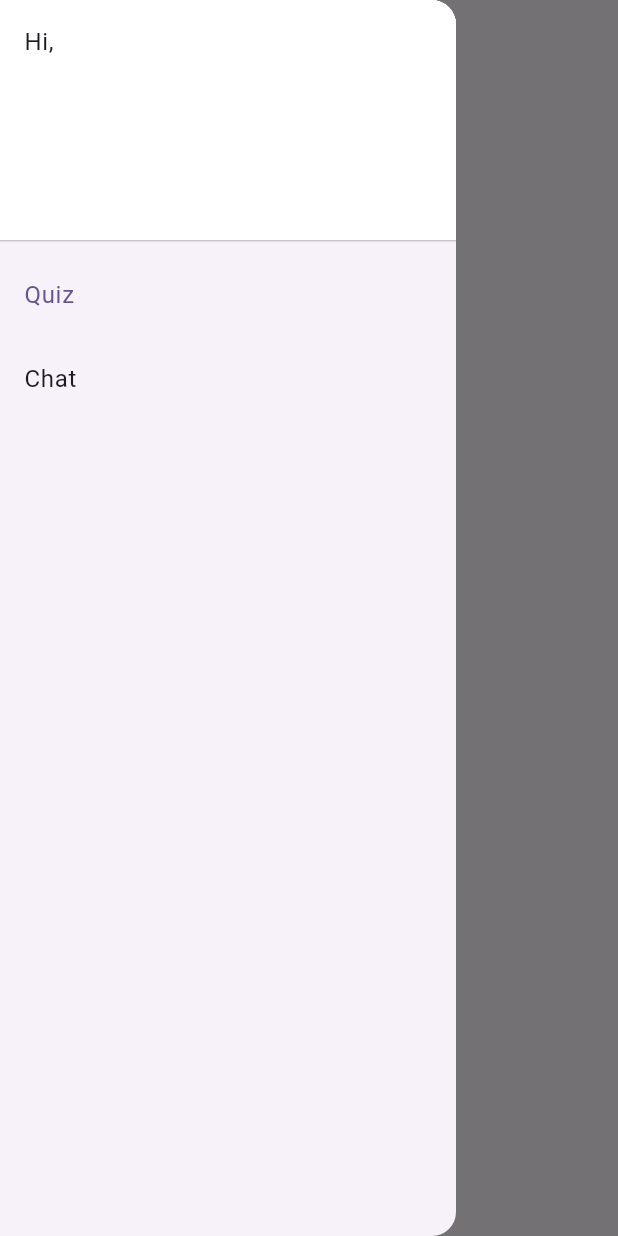
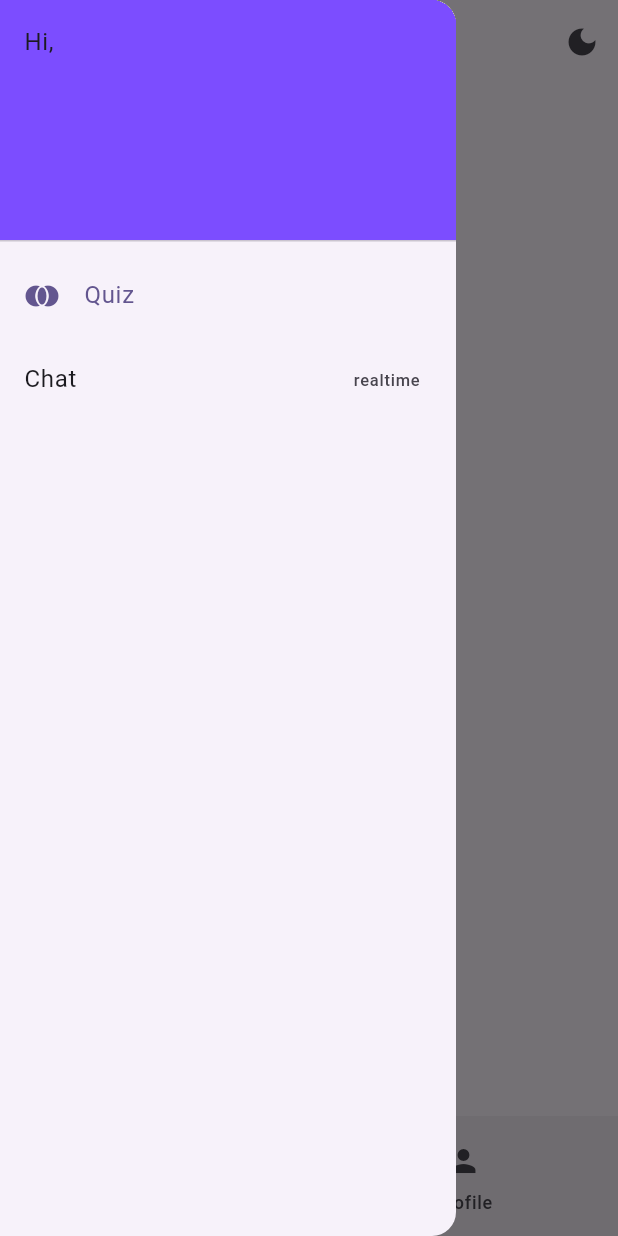
Before and after one commit to HiepHT411/quizClientSide, a Flutter app: the screen it shows after launch, after a tap on the "menu" icon, on a phone screen of 412 x 824 dp. Run offline on Flutter 3.47's test engine with Material 3 defaults, Android fonts, the phone set to English and light mode, and no system bars; our stand-ins replace shared_preferences; network calls fail.

Commit message:
use notifier to change brightness mode and bottom navbar

```diff
--- /dev/null
+++ b/lib/components/navbar_widget.dart
@@ -0,0 +1,25 @@
+import 'package:flutter/material.dart';
+import 'package:flutter/cupertino.dart';
+import 'package:quizflutter/utility/notifier.dart';
+
+class NavbarWidget extends StatelessWidget {
+  const NavbarWidget({super.key});
+
+  @override
+  Widget build(BuildContext context) {
+    return ValueListenableBuilder(valueListenable: selectedPageNotifier,
+        builder: (context, selectedPage, child) {
+      return NavigationBar(destinations: const [
+          NavigationDestination(icon: Icon(Icons.home), label: 'Home'),
+          NavigationDestination(icon: Icon(Icons.person), label: 'Profile')
+        ],
+        onDestinationSelected: (int value) {
+          selectedPageNotifier.value = value;
+        },
+        selectedIndex: selectedPage,
+      );
+
+    });
+  }
+
+}
--- a/lib/main.dart
+++ b/lib/main.dart
@@ -1,117 +1,37 @@
 import 'package:flutter/material.dart';
-import 'package:quizflutter/components/AppRouting.dart';
 import 'package:quizflutter/constants/app_routes.dart';
-import 'package:quizflutter/views/auth/login_screen.dart';
-import 'package:quizflutter/views/quiz/quiz_list_screen.dart';
-import 'package:quizflutter/views/websocket/chat_page.dart';
-import 'package:shared_preferences/shared_preferences.dart';
+import 'package:quizflutter/utility/notifier.dart';
+import 'package:quizflutter/views/home.dart';
 
 void main() {
   runApp(const MyApp());
 }
 
-class MyApp extends StatelessWidget {
+class MyApp extends StatefulWidget {
   const MyApp({super.key});
 
   @override
+  State<MyApp> createState() => _MyAppState();
+}
+
+class _MyAppState extends State<MyApp> {
+  @override
   Widget build(BuildContext context) {
+    return ValueListenableBuilder(
+        valueListenable: isDarkModeNotifier,
+        builder: (context, isDarkMode, child) {
           return MaterialApp(
+            debugShowCheckedModeBanner: false,
             title: 'HoangHiep',
             initialRoute: AppRoutes.login,
             theme: ThemeData(
-        colorScheme: ColorScheme.fromSeed(seedColor: Colors.deepPurpleAccent),
+              colorScheme: ColorScheme.fromSeed(
+                  seedColor: Colors.deepPurpleAccent,
+                  brightness: isDarkMode ? Brightness.dark : Brightness.light),
               useMaterial3: true,
             ),
             home: const Home(title: 'Welcome'),
           );
-  }
-}
-class Home extends StatefulWidget {
-  final String title;
-  const Home({super.key, required this.title});
-  @override
-  State<StatefulWidget> createState() {
-    return HomeState();
-  }
-
-  Widget build(BuildContext context) {
-    return Scaffold(
-      backgroundColor: Colors.white,
-      appBar: AppBar(
-        backgroundColor: Colors.red,
-        foregroundColor: Colors.white,
-        title: Text(title),
-        titleTextStyle: const TextStyle(
-          fontSize: 24,          // Set font size
-          fontWeight: FontWeight.bold, // Set font weight
-        ),
-      )
-    );
-  }
-}
-
-class HomeState extends State<Home> {
-
-  int selectedIdx = 0;
-  static const TextStyle optionStyle = TextStyle(fontSize: 30, fontWeight: FontWeight.bold);
-  late String username = '';
-
-  Future<void> loadUsername() async {
-    final prefs = await SharedPreferences.getInstance();
-    final String? email = prefs.getString("email");
-    if (email != null) {
-      setState(() {
-        username = email;
         });
   }
 }
-
-  @override
-  void initState() {
-    super.initState();
-    loadUsername();
-  } // This widget is the root of your application.
-  @override
-  Widget build(BuildContext context) {
-    return Scaffold(
-        appBar: AppBar(
-            title: Text('Hi, $username'),
-            leading: Builder(builder: (context) {
-              return IconButton(
-                  onPressed: () {
-                    Scaffold.of(context).openDrawer();
-                  },
-                  icon: const Icon(Icons.menu));
-            })),
-        drawer: Drawer(
-            child: ListView(padding: EdgeInsets.zero, children: [
-          DrawerHeader(
-              decoration: const BoxDecoration(color: Colors.white),
-              child: Text('Hi, $username')),
-          ListTile(
-              title: const Text('Quiz'),
-              selected: selectedIdx == 0,
-              onTap: () {
-                if (username.isNotEmpty) {
-                  Navigator.push(context, MaterialPageRoute(builder: (context) => const QuizListScreen()));
-                } else {
-                  Navigator.push(context, MaterialPageRoute(builder: (context) => const RoutingApp()));
-                }
-              }),
-          ListTile(
-              title: const Text('Chat'),
-              selected: selectedIdx == 1,
-              onTap: () {
-                if (username.isNotEmpty) {
-                  Navigator.push(context, MaterialPageRoute(
-                      builder: (context) =>
-                          ChatPage(title: "Chatting Platform", username: username,)));
-                } else {
-                  Navigator.push(context, MaterialPageRoute(builder: (context) => const RoutingApp()));
-                }
-              })
-        ])),
-        body: Center(child: Text('Welcome $username to Quiz Flutter')),
-    );
-  }
-}
--- /dev/null
+++ b/lib/utility/notifier.dart
@@ -0,0 +1,4 @@
+import 'package:flutter/material.dart';
+
+ValueNotifier<int> selectedPageNotifier = ValueNotifier(0);
+ValueNotifier<bool> isDarkModeNotifier = ValueNotifier(false);
--- /dev/null
+++ b/lib/views/home.dart
@@ -0,0 +1,151 @@
+import 'package:flutter/material.dart';
+import 'package:quizflutter/components/AppRouting.dart';
+import 'package:quizflutter/components/navbar_widget.dart';
+import 'package:quizflutter/utility/notifier.dart';
+import 'package:quizflutter/views/profile.dart';
+import 'package:quizflutter/views/quiz/quiz_list_screen.dart';
+import 'package:quizflutter/views/websocket/chat_page.dart';
+import 'package:shared_preferences/shared_preferences.dart';
+
+List<Widget> pages = [const ProfilePage(), const ProfilePage()];
+
+class Home extends StatefulWidget {
+  final String title;
+  const Home({super.key, required this.title});
+  @override
+  State<StatefulWidget> createState() {
+    return HomeState();
+  }
+
+  Widget build(BuildContext context) {
+    return Scaffold(
+      backgroundColor: Colors.white,
+      appBar: AppBar(
+        backgroundColor: Colors.red,
+        foregroundColor: Colors.white,
+        title: Text(title),
+        titleTextStyle: const TextStyle(
+          fontSize: 24,          // Set font size
+          fontWeight: FontWeight.bold, // Set font weight
+        ),
+        leading: const Icon(Icons.notification_add, color: Colors.amber,),
+      ),
+
+      floatingActionButton: Column(
+          mainAxisSize: MainAxisSize.min,
+          children: [
+            FloatingActionButton(onPressed: () {print ('Floating Action Button');}, child: const Icon(Icons.arrow_upward)),
+            const SizedBox(height: 10.0,)
+          ]
+      ),
+      bottomNavigationBar: NavigationBar(
+        destinations: const [
+          NavigationDestination(icon: Icon(Icons.home), label: 'Home'),
+          NavigationDestination(icon: Icon(Icons.person), label: 'Profile')
+        ],
+        onDestinationSelected: (int value) {},
+        selectedIndex: 0,
+      ),
+    );
+  }
+}
+
+class HomeState extends State<Home> {
+
+  int selectedIdx = 0;
+  static const TextStyle optionStyle = TextStyle(fontSize: 30, fontWeight: FontWeight.bold);
+  late String username = '';
+
+  Future<void> loadUsername() async {
+    final prefs = await SharedPreferences.getInstance();
+    final String? email = prefs.getString("email");
+    if (email != null) {
+      setState(() {
+        username = email;
+      });
+    }
+  }
+
+  @override
+  void initState() {
+    super.initState();
+    loadUsername();
+  } // This widget is the root of your application.
+  @override
+  Widget build(BuildContext context) {
+    return Scaffold(
+      appBar: AppBar(
+          title: Text('Hi, $username'),
+          leading: Builder(builder: (context) {
+            return IconButton(
+                onPressed: () {
+                  Scaffold.of(context).openDrawer();
+                },
+                icon: const Icon(Icons.menu));
+          }),
+        actions: [
+          IconButton(onPressed: () {isDarkModeNotifier.value = !isDarkModeNotifier.value;},
+              icon: ValueListenableBuilder(
+                  valueListenable: isDarkModeNotifier,
+                  builder: (context, isDarkMode, child) {
+                    return Icon(isDarkMode ? Icons.light_mode : Icons.dark_mode);
+                  }))
+        ],
+      ),
+      drawer: Drawer(
+          child: ListView(padding: EdgeInsets.zero, children: [
+        DrawerHeader(
+            decoration: const BoxDecoration(color: Colors.deepPurpleAccent),
+            child: Text('Hi, $username')
+        ),
+        ListTile(
+            leading: const Icon(Icons.join_full),
+            title: const Text('Quiz'),
+            selected: selectedIdx == 0,
+            onTap: () {
+              if (username.isNotEmpty) {
+                Navigator.push(
+                    context,
+                    MaterialPageRoute(
+                        builder: (context) => const QuizListScreen()));
+              } else {
+                Navigator.push(
+                    context,
+                    MaterialPageRoute(
+                        builder: (context) => const RoutingApp()));
+              }
+            }),
+        ListTile(
+          title: const Text('Chat'),
+          selected: selectedIdx == 1,
+          onTap: () {
+            if (username.isNotEmpty) {
+              Navigator.push(
+                  context,
+                  MaterialPageRoute(
+                      builder: (context) => ChatPage(
+                            title: "Chatting Platform",
+                            username: username,
+                          )));
+            } else {
+              Navigator.push(context,
+                  MaterialPageRoute(builder: (context) => const RoutingApp()));
+            }
+          },
+          trailing: const Text('realtime'),
+        )
+      ])),
+      body: Column(
+        children: [
+          Center(child: Text('Welcome $username to Quiz Flutter')),
+          ValueListenableBuilder(
+              valueListenable: selectedPageNotifier,
+              builder: (context, selectedPage, child) {
+                return pages.elementAt(selectedPage);
+              }),
+        ],
+      ),
+      bottomNavigationBar: const NavbarWidget(),
+    );
+  }
+}
--- /dev/null
+++ b/lib/views/profile.dart
@@ -0,0 +1,12 @@
+import 'package:flutter/material.dart';
+import 'package:flutter/cupertino.dart';
+
+class ProfilePage extends StatelessWidget {
+  const ProfilePage({super.key});
+
+  @override
+  Widget build(BuildContext context) {
+    return const Center(child: Text('hehee'),);
+  }
+
+}
```
Lines whose indentation alone changed are shown as unchanged.
